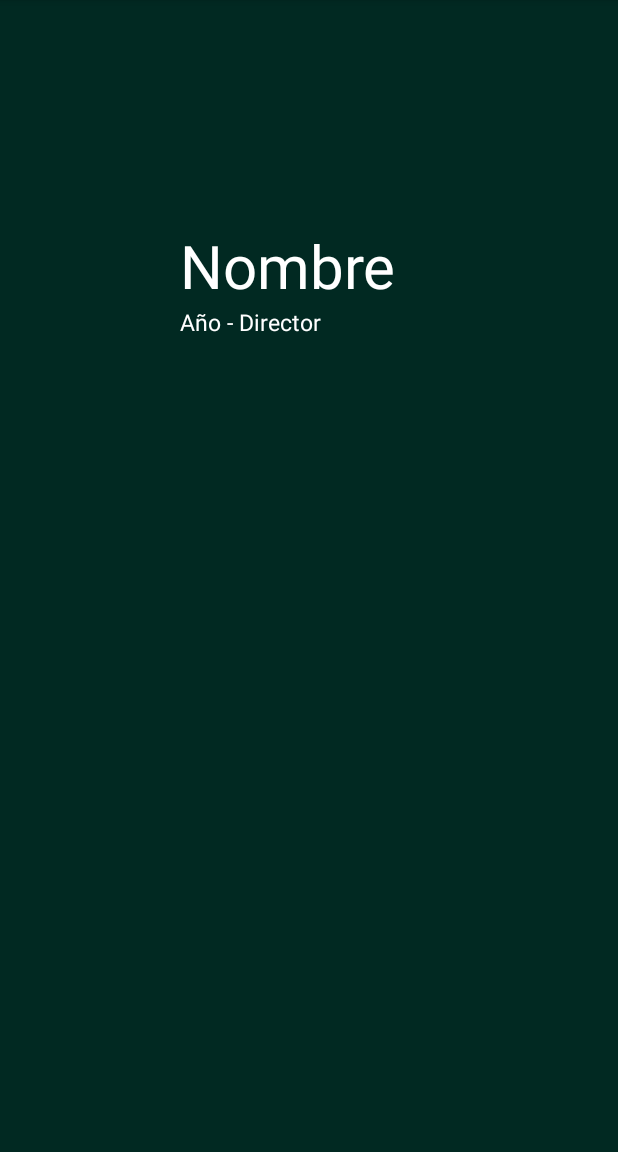
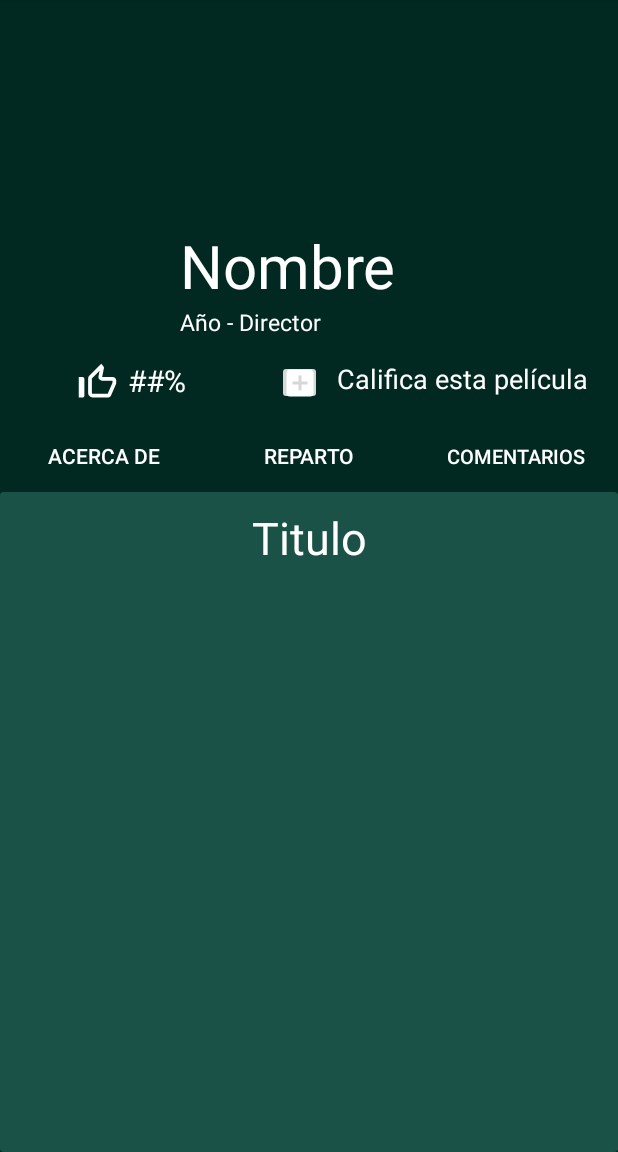
Before and after one commit to eliasalvarado/Moview, an Android app: the fragment DetallesFragment shown on its own in the app's theme, on a phone screen of 412 x 824 dp, the part 84-1236 px from its top. Run offline under Robolectric (Android 15) with nearby library versions, the light colour scheme and no system bars.

Commit message:
Vista Detalles
complemento de vista detalles

```diff
--- /dev/null
+++ b/MoView/app/src/main/res/drawable/ic_addcoment.xml
@@ -0,0 +1,5 @@
+<vector android:height="24dp" android:tint="#009688"
+    android:viewportHeight="24" android:viewportWidth="24"
+    android:width="24dp" xmlns:android="http://schemas.android.com/apk/res/android">
+    <path android:fillColor="@android:color/white" android:pathData="M19,3L5,3c-1.11,0 -2,0.9 -2,2v14c0,1.1 0.89,2 2,2h14c1.1,0 2,-0.9 2,-2L21,5c0,-1.1 -0.9,-2 -2,-2zM19,19L5,19L5,5h14v14zM11,17h2v-4h4v-2h-4L13,7h-2v4L7,11v2h4z"/>
+</vector>
--- /dev/null
+++ b/MoView/app/src/main/res/drawable/ic_baseline_add_box_24.xml
@@ -0,0 +1,5 @@
+<vector android:height="24dp" android:tint="#FFFFFF"
+    android:viewportHeight="24" android:viewportWidth="24"
+    android:width="24dp" xmlns:android="http://schemas.android.com/apk/res/android">
+    <path android:fillColor="@android:color/white" android:pathData="M19,3L5,3c-1.11,0 -2,0.9 -2,2v14c0,1.1 0.89,2 2,2h14c1.1,0 2,-0.9 2,-2L21,5c0,-1.1 -0.9,-2 -2,-2zM17,13h-4v4h-2v-4L7,13v-2h4L11,7h2v4h4v2z"/>
+</vector>
--- /dev/null
+++ b/MoView/app/src/main/res/drawable/ic_like.xml
@@ -0,0 +1,5 @@
+<vector android:height="24dp" android:tint="#FFFFFF"
+    android:viewportHeight="24" android:viewportWidth="24"
+    android:width="24dp" xmlns:android="http://schemas.android.com/apk/res/android">
+    <path android:fillColor="@android:color/white" android:pathData="M13.11,5.72l-0.57,2.89c-0.12,0.59 0.04,1.2 0.42,1.66 0.38,0.46 0.94,0.73 1.54,0.73H20v1.08L17.43,18H9.34c-0.18,0 -0.34,-0.16 -0.34,-0.34V9.82l4.11,-4.1M14,2L7.59,8.41C7.21,8.79 7,9.3 7,9.83v7.83C7,18.95 8.05,20 9.34,20h8.1c0.71,0 1.36,-0.37 1.72,-0.97l2.67,-6.15c0.11,-0.25 0.17,-0.52 0.17,-0.8V11c0,-1.1 -0.9,-2 -2,-2h-5.5l0.92,-4.65c0.05,-0.22 0.02,-0.46 -0.08,-0.66 -0.23,-0.45 -0.52,-0.86 -0.88,-1.22L14,2zM4,9H2v11h2c0.55,0 1,-0.45 1,-1v-9c0,-0.55 -0.45,-1 -1,-1z"/>
+</vector>
--- a/MoView/app/src/main/res/layout/fragment_detalles.xml
+++ b/MoView/app/src/main/res/layout/fragment_detalles.xml
@@ -47,8 +47,127 @@
         android:textColor="@color/white"
         android:textSize="15dp"
         />
+    <ImageView
+        android:id="@+id/iconoLike"
+        android:layout_width="@dimen/sizeIcono"
+        android:layout_height="@dimen/sizeIcono"
+        app:layout_constraintStart_toStartOf="parent"
+        app:layout_constraintTop_toBottomOf="@id/posterPelicula"
+        android:src="@drawable/ic_like"
+        android:layout_marginTop="@dimen/separacion10dp"
+        android:layout_marginStart="50dp"
+        />
+    <TextView
+        android:id="@+id/porcentajeDeLikesDetalle"
+        android:layout_width="wrap_content"
+        android:layout_height="wrap_content"
+        app:layout_constraintStart_toEndOf="@id/iconoLike"
+        app:layout_constraintTop_toBottomOf="@id/posterPelicula"
+        android:layout_marginTop="@dimen/separacion10dp"
+        android:text="##%"
+        android:textColor="@color/white"
+        android:textSize="20sp"
+        android:layout_marginStart="5dp"
+        />
+    <TextView
+        android:id="@+id/calificaPeliculaText"
+        android:layout_width="wrap_content"
+        android:layout_height="wrap_content"
+        android:text="@string/calificaPelicula"
+        android:textColor="@color/white"
+        app:layout_constraintEnd_toEndOf="parent"
+        android:layout_marginEnd="@dimen/margenHorizontal"
+        app:layout_constraintTop_toBottomOf="@id/posterPelicula"
+        android:layout_marginTop="@dimen/separacion10dp"
+        android:textSize="18sp"
+        />
+    <ImageButton
+        android:id="@+id/botonCalificaPeliculaDetalles"
+        android:layout_width="@dimen/sizeIcono"
+        android:layout_height="@dimen/sizeIcono"
+        android:src="@drawable/ic_baseline_add_box_24"
+        app:layout_constraintEnd_toStartOf="@id/calificaPeliculaText"
+        app:layout_constraintTop_toBottomOf="@id/posterPelicula"
+        android:layout_marginTop="@dimen/separacion10dp"
+        android:layout_marginEnd="@dimen/separacion10dp"
+        />
+
+    <Button
+        android:id="@+id/botonAcercaDeDetalles"
+        style="@style/Widget.AppCompat.Button.Borderless"
+        android:layout_width="0dp"
+        android:layout_height="wrap_content"
+        android:layout_marginTop="@dimen/separacion10dp"
+        android:text="@string/acerca_de"
+        app:layout_constraintEnd_toStartOf="@id/botonRepartoDetalles"
+        app:layout_constraintStart_toStartOf="parent"
+        app:layout_constraintTop_toBottomOf="@id/iconoLike" />
+    <Button
+        android:id="@+id/botonRepartoDetalles"
+        style="@style/Widget.AppCompat.Button.Borderless"
+        android:layout_width="0dp"
+        android:layout_height="wrap_content"
+        app:layout_constraintStart_toEndOf="@id/botonAcercaDeDetalles"
+        app:layout_constraintTop_toBottomOf="@id/iconoLike"
+        app:layout_constraintEnd_toStartOf="@id/botonComentariosDetalles"
+        android:text="@string/reparto"
+        android:layout_marginTop="@dimen/separacion10dp"
+        />
+    <Button
+        android:id="@+id/botonComentariosDetalles"
+        style="@style/Widget.AppCompat.Button.Borderless"
+        android:layout_width="0dp"
+        android:layout_height="wrap_content"
+        app:layout_constraintTop_toBottomOf="@id/iconoLike"
+        app:layout_constraintEnd_toEndOf="parent"
+        app:layout_constraintStart_toEndOf="@id/botonRepartoDetalles"
+        android:text="@string/comentarios"
+        android:textSize="13dp"
+        android:layout_marginTop="@dimen/separacion10dp"
+        />
+
+    <androidx.cardview.widget.CardView
+        android:layout_width="0dp"
+        android:layout_height="0dp"
+        app:layout_constraintStart_toStartOf="parent"
+        app:layout_constraintEnd_toEndOf="parent"
+        app:layout_constraintBottom_toBottomOf="parent"
+        app:layout_constraintTop_toBottomOf="@id/botonRepartoDetalles"
+        android:backgroundTint="@color/fondoClaro"
+        >
+        <androidx.constraintlayout.widget.ConstraintLayout
+            android:layout_width="match_parent"
+            android:layout_height="match_parent">
+            <TextView
+                android:id="@+id/tituloDetalles"
+                android:layout_width="wrap_content"
+                android:layout_height="wrap_content"
+                app:layout_constraintStart_toStartOf="parent"
+                app:layout_constraintEnd_toEndOf="parent"
+                app:layout_constraintTop_toTopOf="parent"
+                android:text="Titulo"
+                android:textSize="30sp"
+                android:textColor="@color/white"
+                android:layout_marginTop="@dimen/separacion10dp"
+                />
+            <TextView
+                android:layout_width="0dp"
+                android:layout_height="0dp"
+                app:layout_constraintStart_toStartOf="parent"
+                app:layout_constraintEnd_toEndOf="parent"
+                app:layout_constraintBottom_toBottomOf="parent"
+                app:layout_constraintTop_toBottomOf="@id/tituloDetalles"
+                android:textColor="@color/white"
+                android:padding="25dp"
+                />
+
+        </androidx.constraintlayout.widget.ConstraintLayout>
 
 
 
 
+
+    </androidx.cardview.widget.CardView>
+
+
 </androidx.constraintlayout.widget.ConstraintLayout>
--- a/MoView/app/src/main/res/values/dimens.xml
+++ b/MoView/app/src/main/res/values/dimens.xml
@@ -3,4 +3,5 @@
     <dimen name="margenHorizontal">20dp</dimen>
     <dimen name="separacion10dp">10dp</dimen>
     <dimen name="radio">15dp</dimen>
+    <dimen name="sizeIcono">30dp</dimen>
 </resources>
--- a/MoView/app/src/main/res/values/strings.xml
+++ b/MoView/app/src/main/res/values/strings.xml
@@ -14,4 +14,8 @@
     <string name="si">Si</string>
     <string name="registro">¿Aún no tienes cuenta? registrate aquí</string>
     <string name="crearCuenta">Crear Cuenta</string>
+    <string name="calificaPelicula">Califica esta película</string>
+    <string name="acerca_de">Acerca De</string>
+    <string name="reparto">Reparto</string>
+    <string name="comentarios">Comentarios</string>
 </resources>
```
